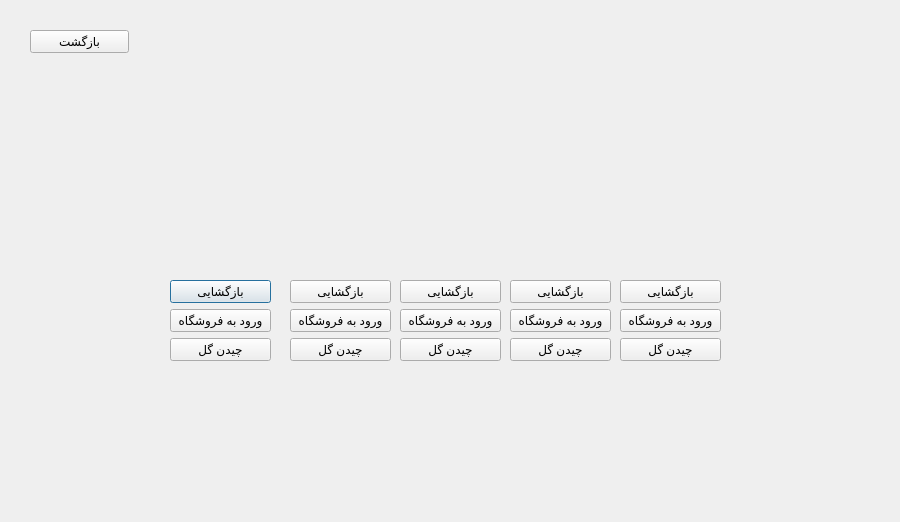
Before: the Qt Designer form form/greenHouse.ui in mahshid-o/GreenHouse, drawn with Qt 5.
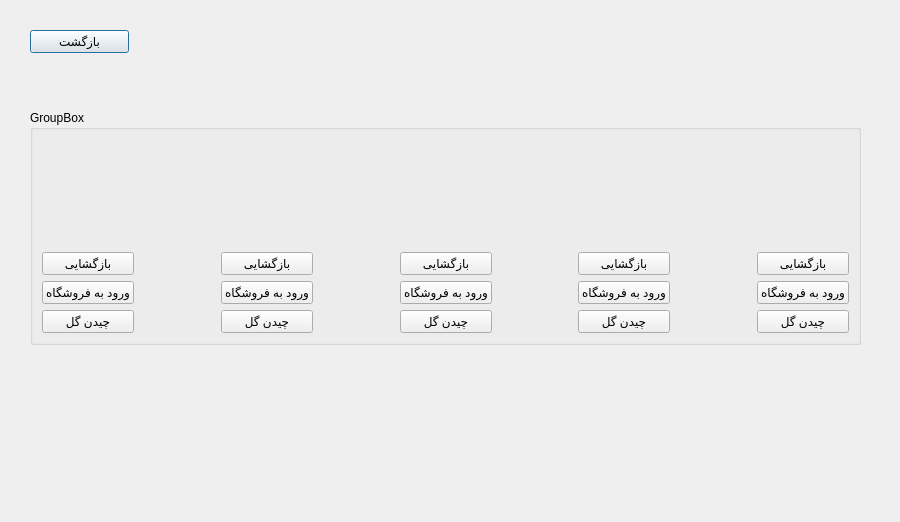
After: the same form once the commit is applied. Icons and pictures are not drawn.

```diff
--- a/form/greenHouse.ui
+++ b/form/greenHouse.ui
@@ -16,101 +16,72 @@
   <property name="styleSheet">
    <string notr="true">background-image: url(:/new/prefix1/background.png);</string>
   </property>
-  <widget class="QWidget" name="layoutWidget">
+  <widget class="QPushButton" name="openButton1_2">
    <property name="geometry">
     <rect>
-     <x>170</x>
-     <y>190</y>
-     <width>101</width>
-     <height>171</height>
+     <x>30</x>
+     <y>30</y>
+     <width>99</width>
+     <height>23</height>
     </rect>
    </property>
-   <layout class="QVBoxLayout" name="verticalLayout">
-    <item>
-     <widget class="QLabel" name="labelName1">
       <property name="text">
-       <string/>
-      </property>
-      <property name="pixmap">
-       <pixmap resource="../resource.qrc">:/new/prefix1/assets/lock0.png</pixmap>
-      </property>
-     </widget>
-    </item>
-    <item>
-     <widget class="QPushButton" name="openButton1">
-      <property name="text">
-       <string>بازگشایی</string>
-      </property>
-     </widget>
-    </item>
-    <item>
-     <widget class="QPushButton" name="selectButton1">
-      <property name="text">
-       <string>ورود به فروشگاه</string>
-      </property>
-     </widget>
-    </item>
-    <item>
-     <widget class="QPushButton" name="saleButton1">
-      <property name="text">
-       <string>چیدن گل</string>
-      </property>
-     </widget>
-    </item>
-   </layout>
-  </widget>
-  <widget class="QWidget" name="layoutWidget">
+    <string>بازگشت</string>
+   </property>
+  </widget>
+  <widget class="QGroupBox" name="groupBox">
    <property name="geometry">
     <rect>
-     <x>290</x>
-     <y>190</y>
-     <width>101</width>
-     <height>171</height>
+     <x>30</x>
+     <y>110</y>
+     <width>831</width>
+     <height>235</height>
     </rect>
    </property>
-   <layout class="QVBoxLayout" name="verticalLayout_2">
-    <item>
-     <widget class="QLabel" name="labelName2">
-      <property name="text">
-       <string/>
-      </property>
-      <property name="pixmap">
-       <pixmap resource="../resource.qrc">:/new/prefix1/assets/lock0.png</pixmap>
+   <property name="title">
+    <string>GroupBox</string>
+   </property>
+   <layout class="QGridLayout" name="gridLayout">
+    <item row="0" column="5">
+     <spacer name="horizontalSpacer_3">
+      <property name="orientation">
+       <enum>Qt::Horizontal</enum>
       </property>
-     </widget>
-    </item>
-    <item>
-     <widget class="QPushButton" name="openButton2">
-      <property name="text">
-       <string>بازگشایی</string>
+      <property name="sizeHint" stdset="0">
+       <size>
+        <width>40</width>
+        <height>20</height>
+       </size>
       </property>
-     </widget>
+     </spacer>
     </item>
-    <item>
-     <widget class="QPushButton" name="selectButton2">
-      <property name="text">
-       <string>ورود به فروشگاه</string>
+    <item row="0" column="1">
+     <spacer name="horizontalSpacer">
+      <property name="orientation">
+       <enum>Qt::Horizontal</enum>
       </property>
-     </widget>
-    </item>
-    <item>
-     <widget class="QPushButton" name="saleButton2">
-      <property name="text">
-       <string>چیدن گل</string>
+      <property name="sizeHint" stdset="0">
+       <size>
+        <width>40</width>
+        <height>20</height>
+       </size>
       </property>
-     </widget>
+     </spacer>
     </item>
-   </layout>
-  </widget>
-  <widget class="QWidget" name="layoutWidget">
-   <property name="geometry">
-    <rect>
-     <x>400</x>
-     <y>190</y>
-     <width>101</width>
-     <height>171</height>
-    </rect>
-   </property>
+    <item row="0" column="3">
+     <spacer name="horizontalSpacer_2">
+      <property name="orientation">
+       <enum>Qt::Horizontal</enum>
+      </property>
+      <property name="sizeHint" stdset="0">
+       <size>
+        <width>40</width>
+        <height>20</height>
+       </size>
+      </property>
+     </spacer>
+    </item>
+    <item row="0" column="4">
    <layout class="QVBoxLayout" name="verticalLayout_3">
     <item>
      <widget class="QLabel" name="labelName3">
@@ -144,16 +115,8 @@
      </widget>
     </item>
    </layout>
-  </widget>
-  <widget class="QWidget" name="layoutWidget">
-   <property name="geometry">
-    <rect>
-     <x>510</x>
-     <y>190</y>
-     <width>101</width>
-     <height>171</height>
-    </rect>
-   </property>
+    </item>
+    <item row="0" column="6">
    <layout class="QVBoxLayout" name="verticalLayout_4">
     <item>
      <widget class="QLabel" name="labelName4">
@@ -187,16 +150,8 @@
      </widget>
     </item>
    </layout>
-  </widget>
-  <widget class="QWidget" name="layoutWidget">
-   <property name="geometry">
-    <rect>
-     <x>620</x>
-     <y>190</y>
-     <width>101</width>
-     <height>171</height>
-    </rect>
-   </property>
+    </item>
+    <item row="0" column="8">
    <layout class="QVBoxLayout" name="verticalLayout_5">
     <item>
      <widget class="QLabel" name="labelName5">
@@ -230,19 +185,91 @@
      </widget>
     </item>
    </layout>
-  </widget>
-  <widget class="QPushButton" name="openButton1_2">
-   <property name="geometry">
-    <rect>
-     <x>30</x>
-     <y>30</y>
-     <width>99</width>
-     <height>23</height>
-    </rect>
-   </property>
+    </item>
+    <item row="0" column="0">
+     <layout class="QVBoxLayout" name="verticalLayout">
+      <item>
+       <widget class="QLabel" name="labelName1">
+        <property name="text">
+         <string/>
+        </property>
+        <property name="pixmap">
+         <pixmap resource="../resource.qrc">:/new/prefix1/assets/lock0.png</pixmap>
+        </property>
+       </widget>
+      </item>
+      <item>
+       <widget class="QPushButton" name="openButton1">
+        <property name="text">
+         <string>بازگشایی</string>
+        </property>
+       </widget>
+      </item>
+      <item>
+       <widget class="QPushButton" name="selectButton1">
    <property name="text">
-    <string>بازگشت</string>
-   </property>
+         <string>ورود به فروشگاه</string>
+        </property>
+       </widget>
+      </item>
+      <item>
+       <widget class="QPushButton" name="saleButton1">
+        <property name="text">
+         <string>چیدن گل</string>
+        </property>
+       </widget>
+      </item>
+     </layout>
+    </item>
+    <item row="0" column="2">
+     <layout class="QVBoxLayout" name="verticalLayout_2">
+      <item>
+       <widget class="QLabel" name="labelName2">
+        <property name="text">
+         <string/>
+        </property>
+        <property name="pixmap">
+         <pixmap resource="../resource.qrc">:/new/prefix1/assets/lock0.png</pixmap>
+        </property>
+       </widget>
+      </item>
+      <item>
+       <widget class="QPushButton" name="openButton2">
+        <property name="text">
+         <string>بازگشایی</string>
+        </property>
+       </widget>
+      </item>
+      <item>
+       <widget class="QPushButton" name="selectButton2">
+        <property name="text">
+         <string>ورود به فروشگاه</string>
+        </property>
+       </widget>
+      </item>
+      <item>
+       <widget class="QPushButton" name="saleButton2">
+        <property name="text">
+         <string>چیدن گل</string>
+        </property>
+       </widget>
+      </item>
+     </layout>
+    </item>
+    <item row="0" column="7">
+     <spacer name="horizontalSpacer_4">
+      <property name="orientation">
+       <enum>Qt::Horizontal</enum>
+      </property>
+      <property name="sizeHint" stdset="0">
+       <size>
+        <width>40</width>
+        <height>20</height>
+       </size>
+      </property>
+     </spacer>
+    </item>
+   </layout>
   </widget>
  </widget>
  <resources>
```
Lines whose indentation alone changed are shown as unchanged.
